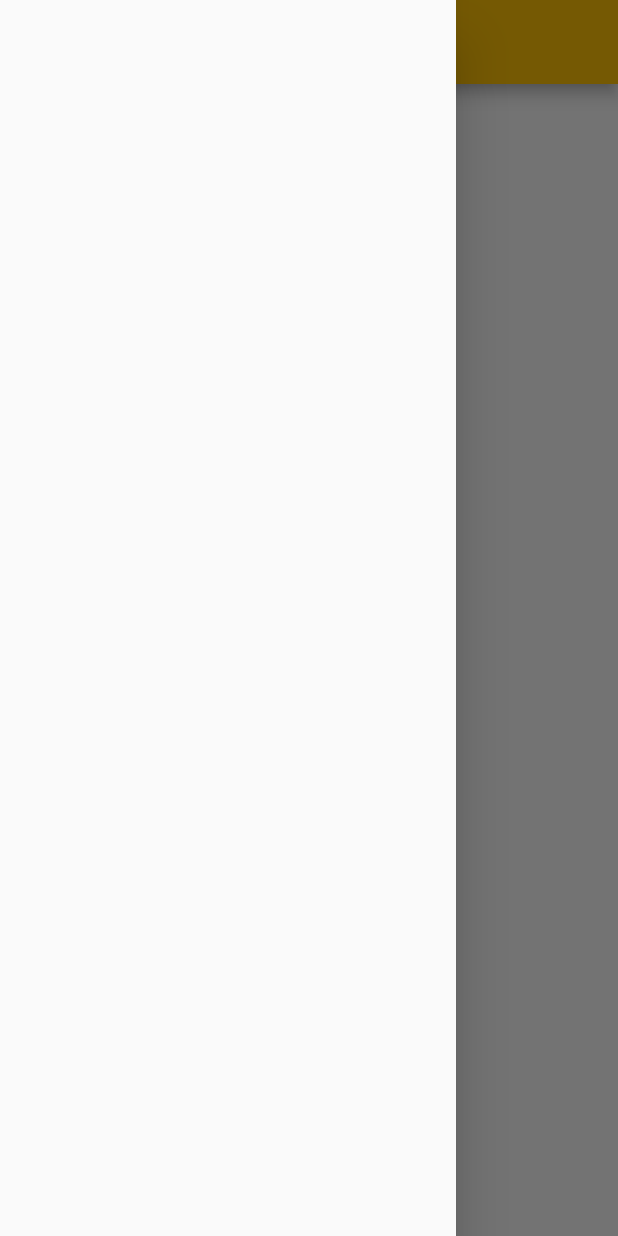
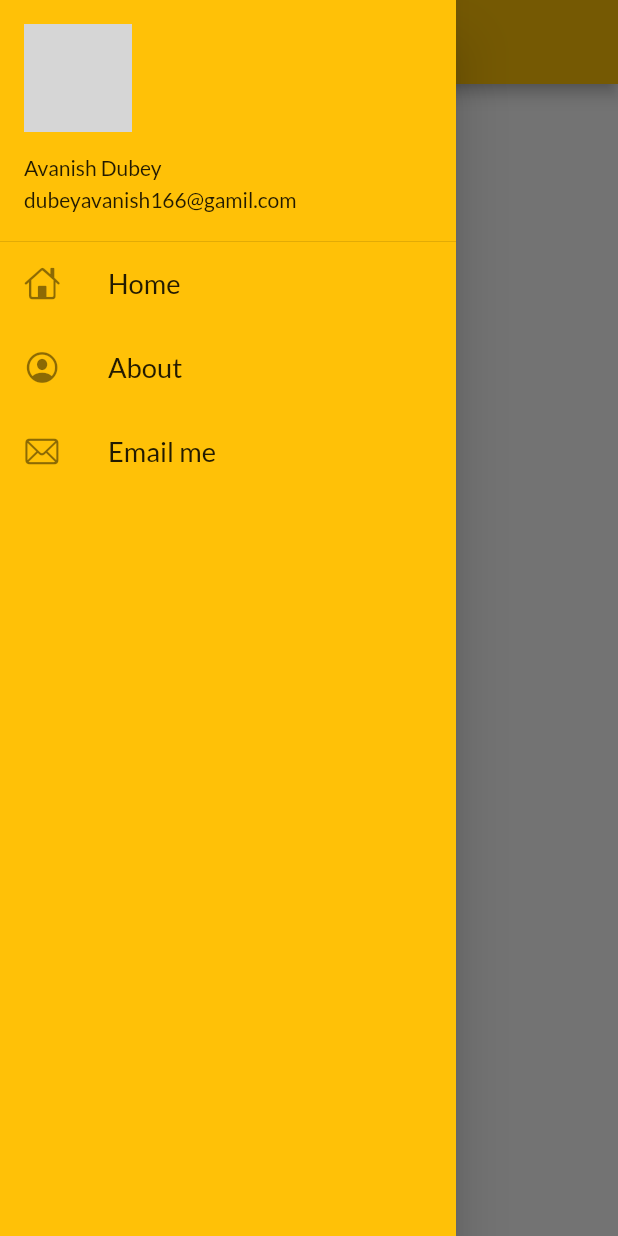
Before and after one commit to avanish460/30daysof-Flutter, a Flutter app: the HomePage screen opened by its route, with the side drawer open, on a phone screen of 412 x 824 dp. Run offline on Flutter 3.47's test engine with Material 2 defaults, Android fonts, the phone set to English and light mode, and no system bars; our stand-ins replace google_fonts; network calls fail; grey boxes are pictures that could not be loaded.

Commit message:
DartdevTool,updateDrawer(drawerHeader(accountName,acountemail,accountPic), ListTile(Home, about, email me))

```diff
--- a/lib/main.dart
+++ b/lib/main.dart
@@ -22,11 +22,12 @@ class MyApp extends StatelessWidget {
       darkTheme: ThemeData(
         brightness: Brightness.dark,
       ),
+      debugShowCheckedModeBanner: false,
       initialRoute: "/",
       routes: {
-        "/":(context) => LoginPage(),
-        MyRoutes.homeRoutes:(context) => HomePage(),
-        MyRoutes.loginRoutes:(context) => LoginPage()
+        "/": (context) => LoginPage(),
+        MyRoutes.homeRoutes: (context) => HomePage(),
+        MyRoutes.loginRoutes: (context) => LoginPage()
       },
     );
   }
--- a/lib/pages/home_page.dart
+++ b/lib/pages/home_page.dart
@@ -1,4 +1,6 @@
 import 'package:flutter/material.dart';
+
+import '../widgets/drawer.dart';
 
 class HomePage extends StatelessWidget {
   int days = 30;
@@ -14,7 +16,7 @@ class HomePage extends StatelessWidget {
           child: Text("welcome to $days days of flutter"),
         ),
       ),
-      drawer: Drawer(),
+      drawer: MyDrawer(),
     );
   }
 }
--- /dev/null
+++ b/lib/widgets/drawer.dart
@@ -0,0 +1,61 @@
+import 'package:flutter/cupertino.dart';
+import 'package:flutter/material.dart';
+
+class MyDrawer extends StatelessWidget {
+  const MyDrawer({super.key});
+
+  @override
+  Widget build(BuildContext context) {
+    final imageUrl =
+        "https://media.licdn.com/dms/image/C4D03AQFSemz5QDvOXA/profile-displayphoto-shrink_800_800/0/1652372176706?e=2147483647&v=beta&t=w1zz_5opavZaGG54nqmxA8U341SUNESWBdsLEUH_bRs";
+
+    return Drawer(
+      child: Container(
+        color: Colors.amber,
+        child: ListView(
+          children: [
+            DrawerHeader(
+              padding: EdgeInsets.zero,
+              margin: EdgeInsets.zero,
+              child: UserAccountsDrawerHeader(
+                margin: EdgeInsets.zero,
+                accountName: Text("Avanish Dubey"),
+                accountEmail: Text("dubeyavanish166@gamil.com"),
+                currentAccountPicture: CircleAvatar(
+                  backgroundImage: NetworkImage(imageUrl),
+                ),
+              ),
+            ),
+            ListTile(
+              leading: Icon(
+                CupertinoIcons.home,
+              ),
+              title: Text(
+                "Home",
+                textScaleFactor: 1.3,
+              ),
+            ),
+            ListTile(
+              leading: Icon(
+                CupertinoIcons.profile_circled,
+              ),
+              title: Text(
+                "About",
+                textScaleFactor: 1.3,
+              ),
+            ),
+            ListTile(
+              leading: Icon(
+                CupertinoIcons.mail,
+              ),
+              title: Text(
+                "Email me",
+                textScaleFactor: 1.3,
+              ),
+            )
+          ],
+        ),
+      ),
+    );
+  }
+}
```
